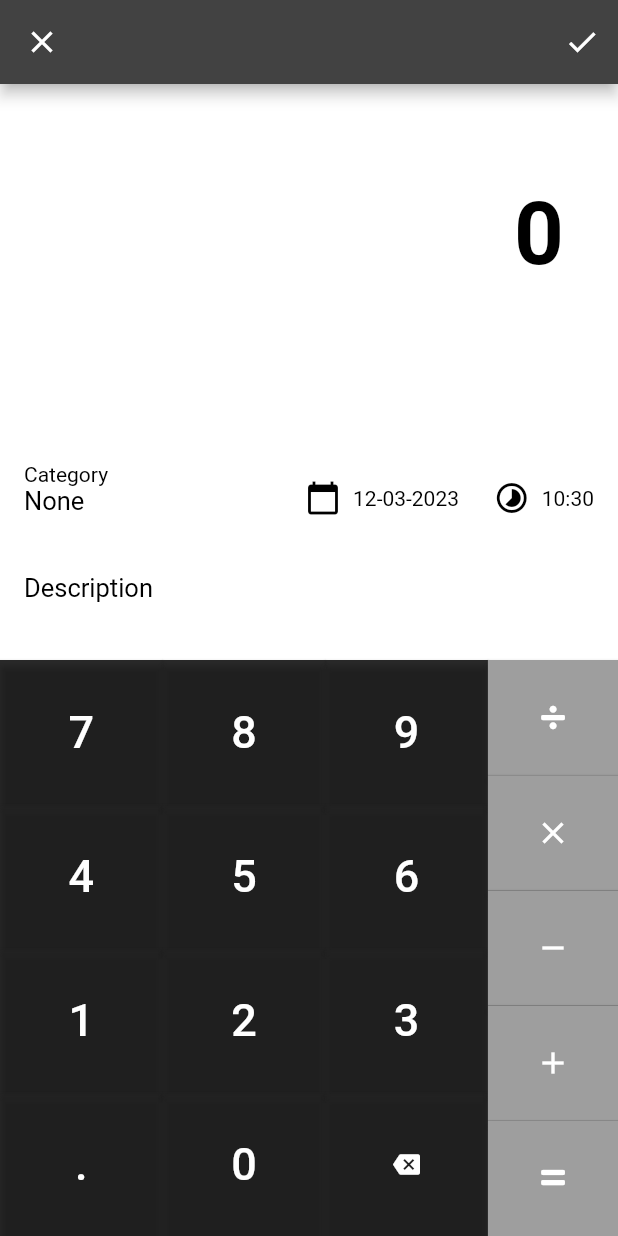
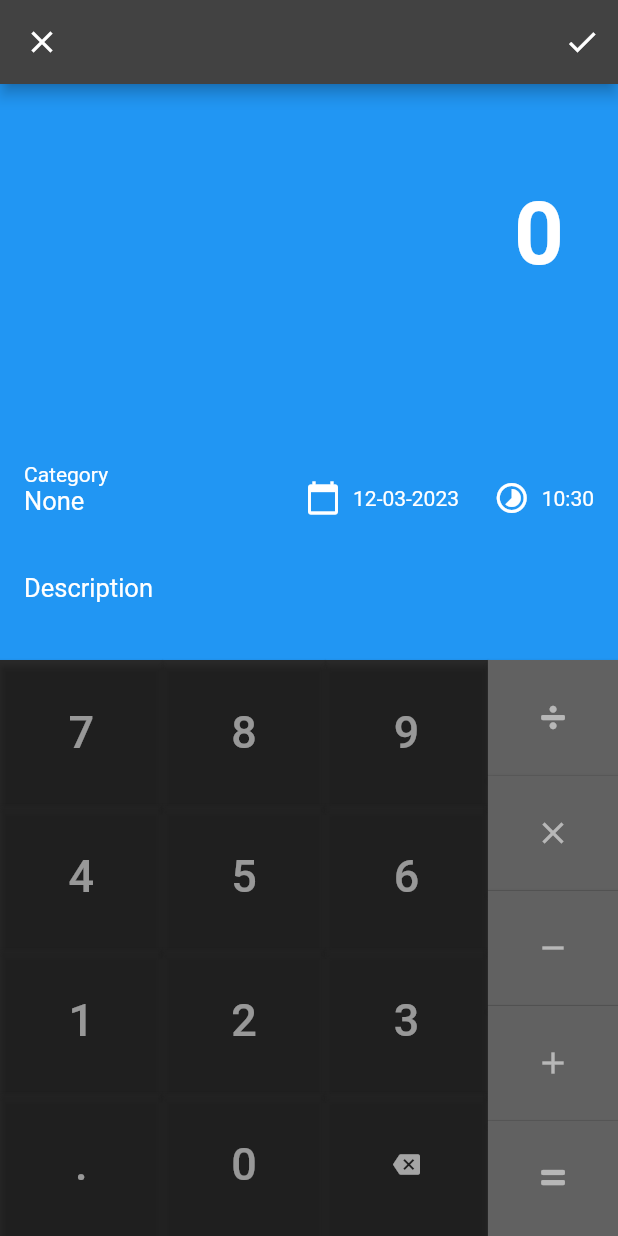
Before and after one commit to dnalhg/wall_et_al, a Flutter app: the AddExpenseRoute screen opened directly, on a phone screen of 412 x 824 dp. Run offline on Flutter 3.47's test engine with Material 2 defaults, Android fonts, the phone set to English and light mode, and no system bars; our stand-ins replace flutter_colorpicker, sqflite; accounts and stored records are empty.

Commit message:
colour touchups

```diff
--- a/lib/add_expense.dart
+++ b/lib/add_expense.dart
@@ -169,9 +169,9 @@ class _AddExpenseState extends State<AddExpenseRoute> {
                 }
               ).name;
           }
-          return Text(text, style: TextStyle(color: Theme.of(context).colorScheme.onSecondary, fontSize: 17));
+          return Text(text, style: TextStyle(color: Theme.of(context).colorScheme.onPrimary, fontSize: 17));
         } else {
-          return Text('', style: TextStyle(color: Theme.of(context).colorScheme.onSecondary, fontSize: 17));
+          return Text('', style: TextStyle(color: Theme.of(context).colorScheme.onPrimary, fontSize: 17));
         }
       }
     );
@@ -179,7 +179,7 @@ class _AddExpenseState extends State<AddExpenseRoute> {
 
   Widget _currentAmountDisplay(BuildContext context) {
     return Container(
-      decoration: BoxDecoration(color: Theme.of(context).colorScheme.onPrimary),
+      decoration: BoxDecoration(color: Theme.of(context).colorScheme.primaryContainer),
       padding: const EdgeInsets.all(16),
       child: Stack(
         children: [
@@ -189,7 +189,7 @@ class _AddExpenseState extends State<AddExpenseRoute> {
             child: FittedBox(
               fit: BoxFit.fitWidth,
               child: Text(_displayedAmount, style: TextStyle(
-                color: Theme.of(context).colorScheme.onSecondary,
+                color: Theme.of(context).colorScheme.onPrimary,
                 fontSize: 58,
                 fontWeight: FontWeight.bold),
               ),
@@ -208,7 +208,7 @@ class _AddExpenseState extends State<AddExpenseRoute> {
                   children: [
                     Text(
                       'Category',
-                      style: TextStyle(color: Theme.of(context).colorScheme.onSecondary, fontSize: 14),
+                      style: TextStyle(color: Theme.of(context).colorScheme.onPrimary, fontSize: 14),
                     ),
                     _getCategoryName(context),
                   ],
@@ -224,11 +224,11 @@ class _AddExpenseState extends State<AddExpenseRoute> {
               child: Row(
                 mainAxisSize: MainAxisSize.min,
                 children: [
-                  Icon(Icons.calendar_today, color: Theme.of(context).colorScheme.onSecondary),
+                  Icon(Icons.calendar_today, color: Theme.of(context).colorScheme.onPrimary),
                   const SizedBox(width: 8),
                   Text(
                     '${_twoDigits(_displayedDate.day)}-${_twoDigits(_displayedDate.month)}-${_displayedDate.year}',
-                    style: TextStyle(color: Theme.of(context).colorScheme.onSecondary),
+                    style: TextStyle(color: Theme.of(context).colorScheme.onPrimary),
                   ),
                 ],
               ),
@@ -242,11 +242,11 @@ class _AddExpenseState extends State<AddExpenseRoute> {
               child: Row(
                 mainAxisSize: MainAxisSize.min,
                 children: [
-                  Icon(Icons.timelapse, color: Theme.of(context).colorScheme.onSecondary),
+                  Icon(Icons.timelapse, color: Theme.of(context).colorScheme.onPrimary),
                   const SizedBox(width: 8),
                   Text(
                     '${_twoDigits(_displayedTime.hour)}:${_twoDigits(_displayedTime.minute)}',
-                    style: TextStyle(color: Theme.of(context).colorScheme.onSecondary),
+                    style: TextStyle(color: Theme.of(context).colorScheme.onPrimary),
                   ),
                 ],
               ),
@@ -261,12 +261,12 @@ class _AddExpenseState extends State<AddExpenseRoute> {
               showCursor: false,
               decoration: InputDecoration(
                 labelText: 'Description',
-                floatingLabelStyle: TextStyle(color: Theme.of(context).colorScheme.onSecondary, fontSize: 19),
-                labelStyle: TextStyle(color: Theme.of(context).colorScheme.onSecondary, fontSize: 17),
+                floatingLabelStyle: TextStyle(color: Theme.of(context).colorScheme.onPrimary, fontSize: 19),
+                labelStyle: TextStyle(color: Theme.of(context).colorScheme.onPrimary, fontSize: 17),
                 enabledBorder: InputBorder.none,
                 focusedBorder: InputBorder.none,
               ),
-              style: TextStyle(color: Theme.of(context).colorScheme.onSecondary, fontSize: 17),
+              style: TextStyle(color: Theme.of(context).colorScheme.onPrimary, fontSize: 17),
               controller: _descriptionController,
             ),
           ),
--- a/lib/calculator.dart
+++ b/lib/calculator.dart
@@ -226,15 +226,16 @@ class CalculatorButton extends StatelessWidget {
   final String value;
   final Function onPressed;
 
-  static final Map<String, Widget> _valueToIcon = ({for (int i in [for (int i = 0; i <= 9; i++) i]) i.toString() : Text(i.toString(), style: const TextStyle(fontSize: 30)) })
+  static final Map<String, Widget> _valueToIcon = ({for (int i in [for (int i = 0; i <= 9; i++) i])
+    i.toString() : Text(i.toString(), style: const TextStyle(fontSize: 30, color: Colors.white54)) })
     ..addAll({
-      '.' : const Text('.', style: TextStyle(fontSize: 30)),
-      _CalculatorOperations.delete.name: const Icon(Icons.backspace, size: 18),
-      _CalculatorOperations.divide.name: const Icon(CustomIcons.divide, size: 18),
-      _CalculatorOperations.multiply.name: const Icon(Icons.close_sharp),
-      _CalculatorOperations.subtract.name: const Icon(Icons.remove),
-      _CalculatorOperations.plus.name: const Icon(Icons.add),
-      _CalculatorOperations.equals.name: const Icon(CustomIcons.equals, size: 18),
+      '.' : const Text('.', style: TextStyle(fontSize: 30, color: Colors.white54)),
+      _CalculatorOperations.delete.name: const Icon(Icons.backspace, size: 18, color: Colors.white60),
+      _CalculatorOperations.divide.name: const Icon(CustomIcons.divide, size: 18, color: Colors.white54),
+      _CalculatorOperations.multiply.name: const Icon(Icons.close_sharp, color: Colors.white54),
+      _CalculatorOperations.subtract.name: const Icon(Icons.remove, color: Colors.white54),
+      _CalculatorOperations.plus.name: const Icon(Icons.add, color: Colors.white54),
+      _CalculatorOperations.equals.name: const Icon(CustomIcons.equals, size: 18, color: Colors.white54),
     });
 
   const CalculatorButton({super.key, required this.value, required this.onPressed});
@@ -247,7 +248,8 @@ class CalculatorButton extends StatelessWidget {
           onPressed(value);
         },
         style: ElevatedButton.styleFrom(
-          backgroundColor: _CalculatorOperationsExt.isArithmeticOperation(value) && value != _CalculatorOperations.delete.name ? Colors.grey : Colors.black12,
+          backgroundColor: _CalculatorOperationsExt.isArithmeticOperation(value) && value != _CalculatorOperations.delete.name ?
+            Theme.of(context).colorScheme.background : Colors.black12,
           shape: const BeveledRectangleBorder(side: BorderSide.none),
         ),
         child: _valueToIcon[value],
--- a/lib/filter_bar.dart
+++ b/lib/filter_bar.dart
@@ -174,7 +174,7 @@ class _FilterBarState extends State<FilterBar> {
             alignment: Alignment.center,
             width: 200,
             height: 50,
-            child: Text(_getDisplayedTimePeriod(), style: TextStyle(fontSize: 18, color: Theme.of(context).colorScheme.onPrimary)),
+            child: Text(_getDisplayedTimePeriod(), style: TextStyle(fontSize: 18, color: Theme.of(context).colorScheme.onSurface)),
           )
         ),
         IconButton(
```
